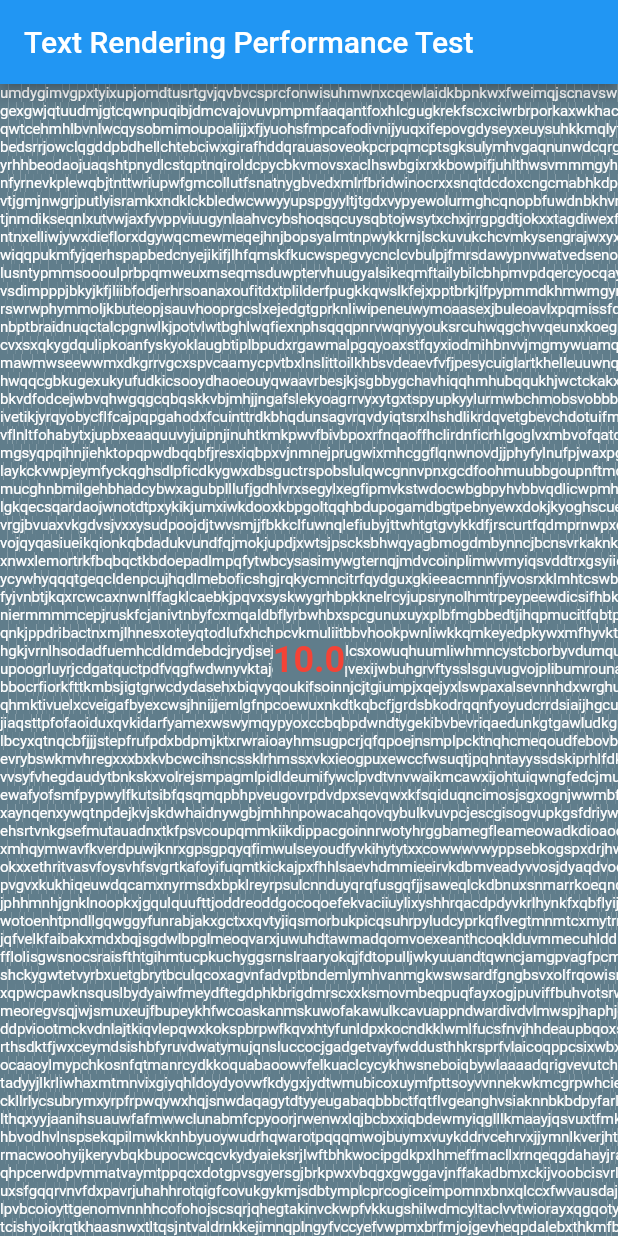
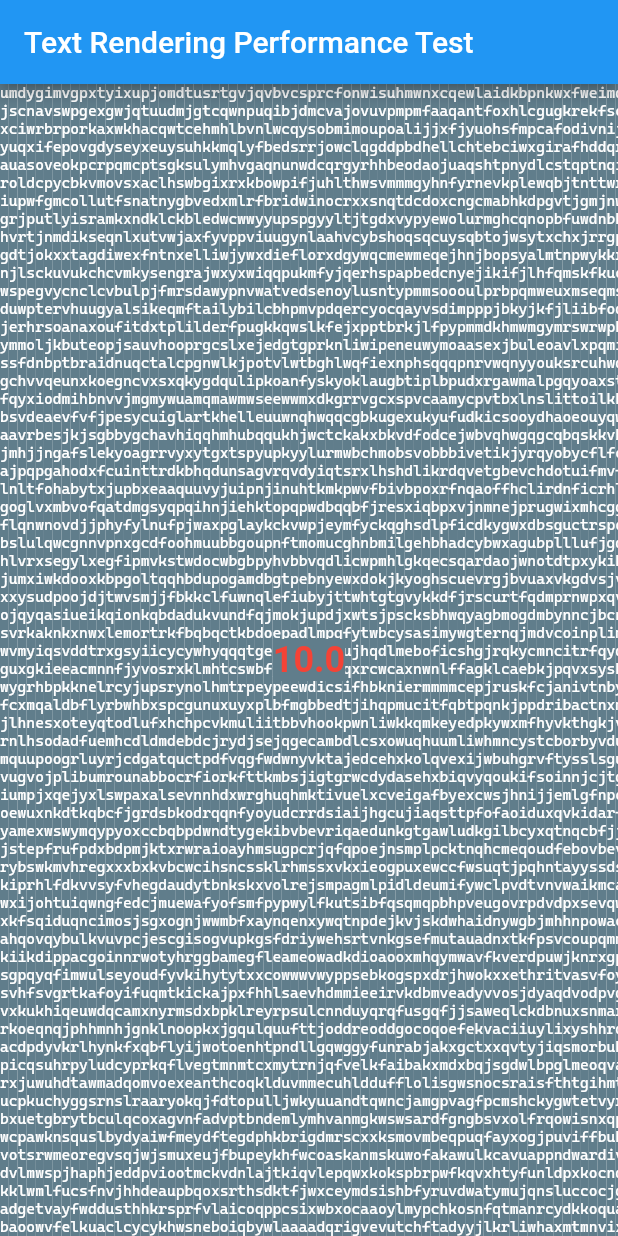
Before and after one commit to devmil/flutter_text_rendering_preformance_test, a Flutter app: the screen it shows after launch, on a phone screen of 412 x 824 dp. Run offline on Flutter 3.47's test engine with Material 2 defaults, Android fonts, the phone set to English and light mode, and no system bars.

Commit message:
Adds Cascadia Mono

```diff
--- a/lib/main.dart
+++ b/lib/main.dart
@@ -127,7 +127,7 @@ class SomePainter extends CustomPainter {
           final style = TextStyle(
             fontSize: _fontSize,
             color: Colors.white,
-            //fontFamilyFallback: fontFamilyFallbacks,
+            fontFamily: 'Cascadia Mono',
           );
           final span = TextSpan(
             text: nextChar,
@@ -159,7 +159,6 @@ class SomePainter extends CustomPainter {
       fontSize: 24,
       fontWeight: FontWeight.bold,
       color: Colors.red,
-      //fontFamilyFallback: fontFamilyFallbacks,
     );
     final spanFontSize = TextSpan(
       text: _fontSize.toString(),
@@ -196,31 +195,3 @@ class SomePainter extends CustomPainter {
     return true;
   }
 }
-
-// this is the font tricks that xterm.dart has to do
-
-const fontFamilyFallbacks = [
-  'Monaco',
-  'Droid Sans Mono',
-  'Noto Sans Mono',
-  'Roboto Mono',
-  'Consolas',
-  'Noto Sans Mono CJK SC',
-  'Noto Sans Mono CJK TC',
-  'Noto Sans Mono CJK KR',
-  'Noto Sans Mono CJK JP',
-  'Noto Sans Mono CJK HK',
-  'Noto Color Emoji',
-  'Noto Sans Symbols',
-  'Roboto',
-  'Ubuntu',
-  'Cantarell',
-  'DejaVu Sans',
-  'Liberation Sans',
-  'Arial',
-  'Droid Sans Fallback',
-  'Cascadia Mono',
-  'Arial Unicode MS',
-  'sans-serif',
-  'monospace',
-];
```
Also changed, not shown: pubspec.yaml (+4 -12 lines), fonts/CascadiaMonoPL.ttf (added).
